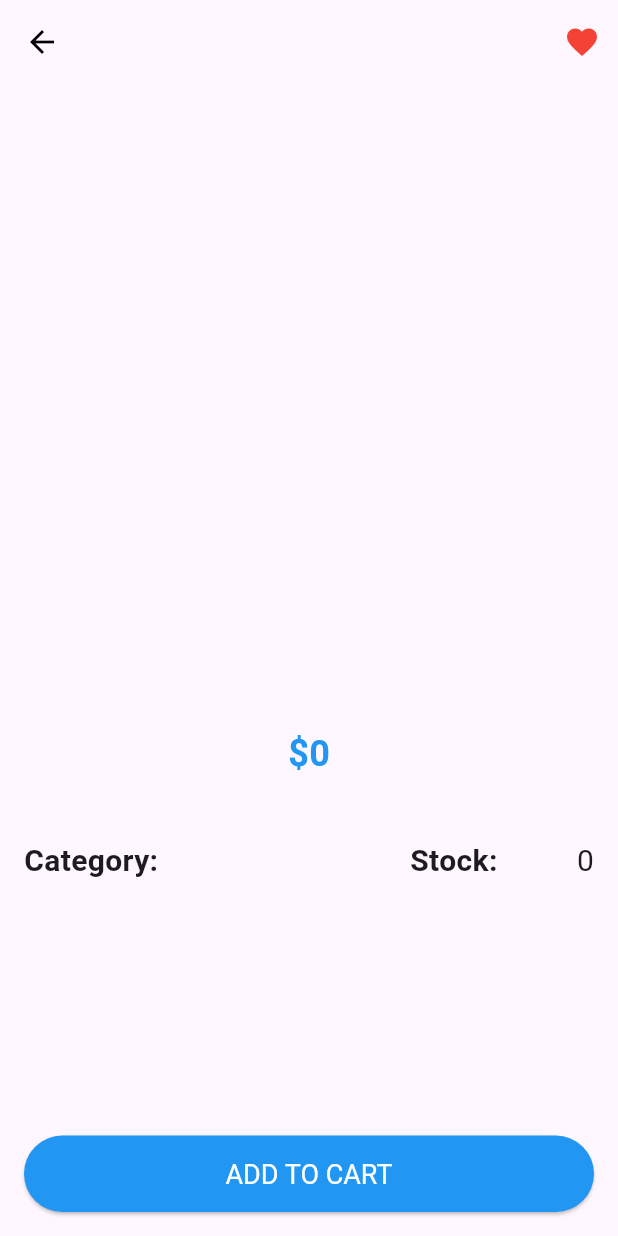
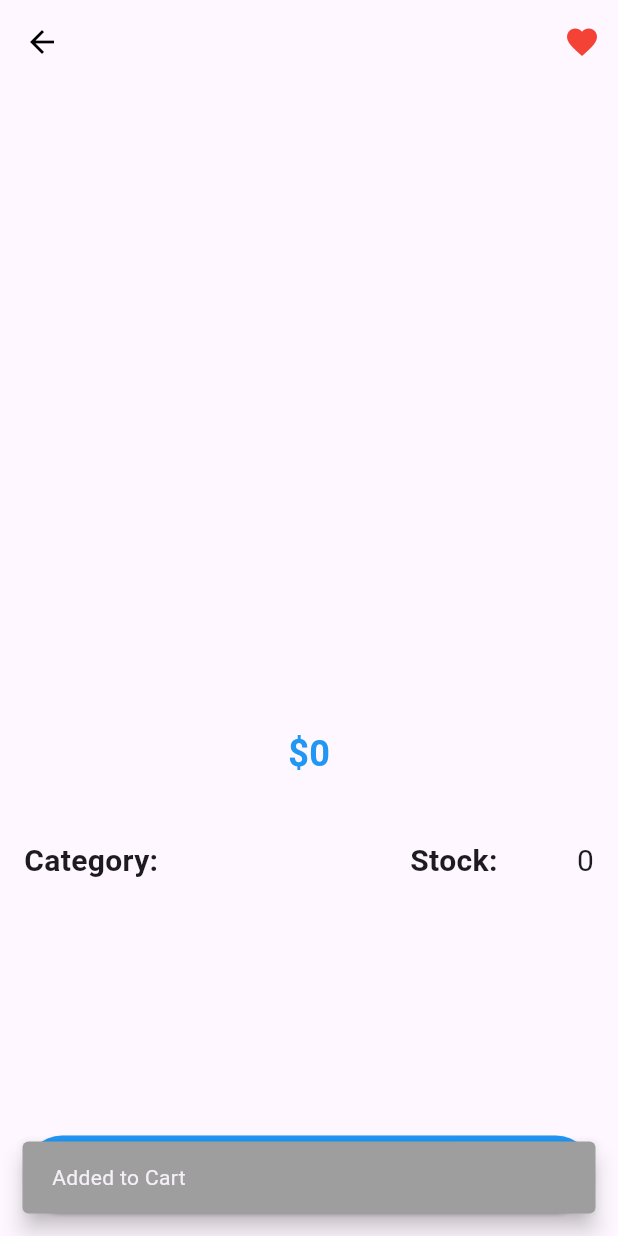
Before and after one commit to Nylast-bit/app_store, a Flutter app: the ProductScreen screen opened directly with empty values, after a tap on the "favorite outline" icon, on a phone screen of 412 x 824 dp. Run offline on Flutter 3.47's test engine with Material 3 defaults, Android fonts, the phone set to English and light mode, and no system bars; our stand-ins replace badges, cached_network_image, cloud_firestore, firebase_auth, firebase_core, flutter_riverpod and 1 more; accounts and stored records are empty.

```diff
--- a/lib/Buyers/view/screens/main_screen.dart
+++ b/lib/Buyers/view/screens/main_screen.dart
@@ -22,6 +22,7 @@ class _MainScreenState extends State<MainScreen> {
     FavoriteScreen(),
     StoreScreen(),
     CartScreen(),
+
     AccountScreen(),
   ];
 
--- a/lib/Buyers/view/screens/navigation_screens/cart_screen.dart
+++ b/lib/Buyers/view/screens/navigation_screens/cart_screen.dart
@@ -1,4 +1,4 @@
-import 'dart:js_interop_unsafe';
+
 
 import 'package:appmovil/providers/card_provider.dart';
 import 'package:flutter/cupertino.dart';
--- a/lib/Buyers/view/screens/navigation_screens/product_screen.dart
+++ b/lib/Buyers/view/screens/navigation_screens/product_screen.dart
@@ -1,4 +1,5 @@
 import 'package:appmovil/providers/card_provider.dart';
+import 'package:appmovil/providers/favorite_provider.dart';
 import 'package:cached_network_image/cached_network_image.dart';
 import 'package:cloud_firestore/cloud_firestore.dart';
 import 'package:flutter/material.dart';
@@ -23,6 +24,7 @@ class _ProductScreenState extends ConsumerState<ProductScreen> {
   @override
   Widget build(BuildContext context) {
     final _cartProvider = ref.read(cartProvider.notifier);
+    final _favoriteProvider = ref.read(favoriteProvider.notifier);
     return Scaffold(
       appBar: AppBar(
         backgroundColor: Colors.transparent,
@@ -40,6 +42,26 @@ class _ProductScreenState extends ConsumerState<ProductScreen> {
                   : Colors.black, // Toggle color based on _isLiked
             ),
             onPressed: () {
+              _favoriteProvider.addProductToFavorites(
+                  productName: widget.productData['productName'],
+                  productPrice: double.parse(
+                      widget.productData['productoPrice'].toString()),
+                  productCategory: widget.productData['productCategory'],
+                  imageUrl: widget.productData['images'],
+                  inStock: int.parse(
+                      widget.productData['productQuantity'].toString()),
+                  productId: widget.productData['productId'].toString()
+              );
+
+
+
+              ScaffoldMessenger.of(context).showSnackBar(SnackBar(
+                content: Text(
+                    widget.productData['productName'] + " Added to Cart"),
+                margin: EdgeInsets.all(15),
+                backgroundColor: Colors.grey,
+                behavior: SnackBarBehavior.floating,
+              ));
               setState(() {
                 _isLiked = !_isLiked; // Toggle liked state
               });
```
Also changed, not shown: lib/Buyers/model/favorite_model.dart (added, +21 -0 lines), lib/Buyers/view/screens/navigation_screens/favorites_screen.dart (+1 -27 lines), lib/providers/favorite_provider.dart (+13 -29 lines).
